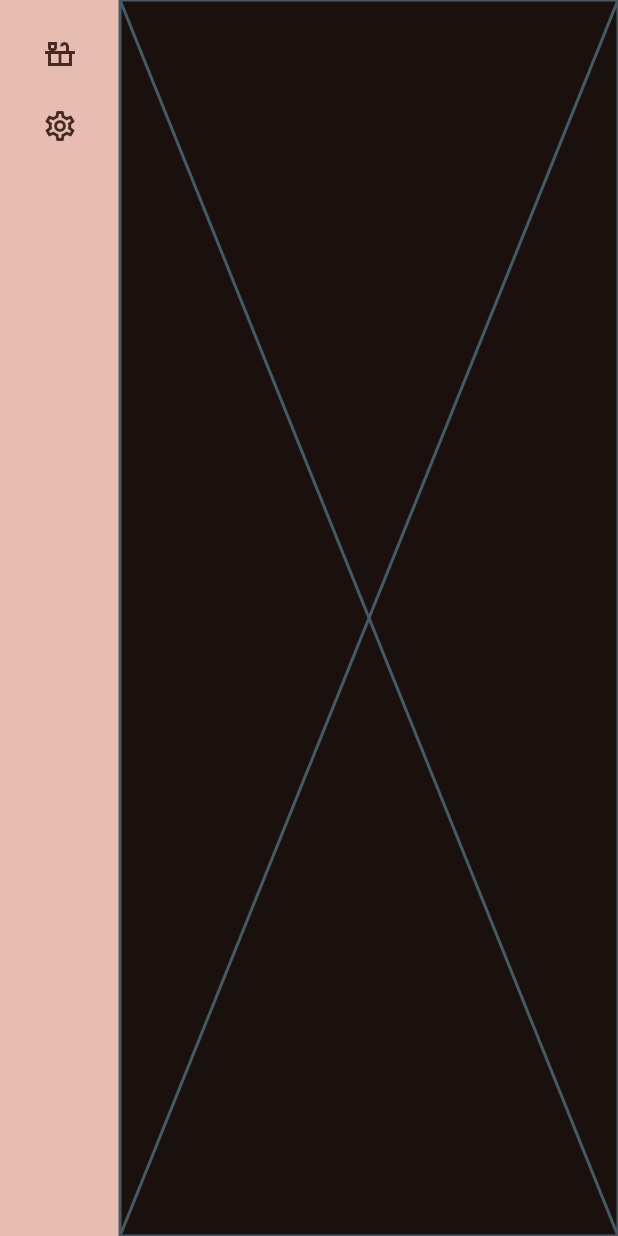
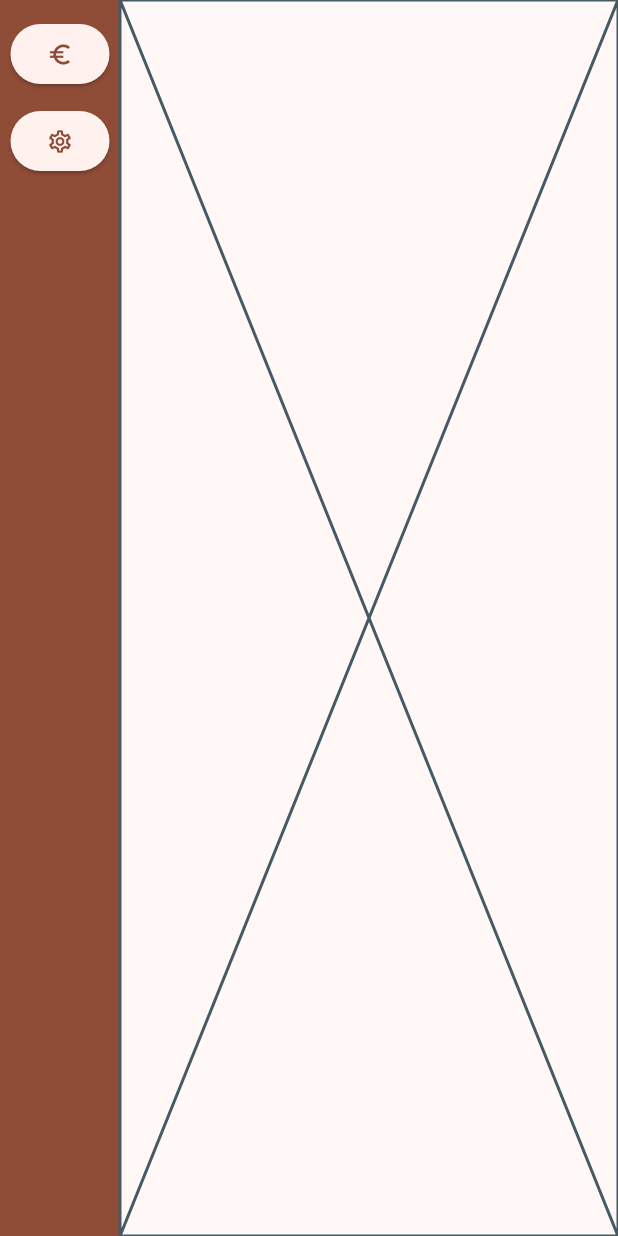
Before and after one commit to Bogghi/i-barbieri-manager, a Flutter app: the ConsoleApp screen opened by its route, on a phone screen of 412 x 824 dp. Run offline on Flutter 3.47's test engine with Material 3 defaults, Android fonts, the phone set to English and light mode, and no system bars; our stand-ins replace flutter_dotenv, font_awesome_flutter, google_fonts; missing offline and left inert: crypt, dart:html.

Commit message:
first implementation of the widgete of the console and moved routes into dedicated file

```diff
--- /dev/null
+++ b/src/frontend/lib/meta/routes.dart
@@ -0,0 +1,6 @@
+abstract class Routes {
+  static const login = '/login';
+  static const counter = '/console/counter';
+  static const reservation = '/reservation';
+  static const confirmReservation = '/confirmReservation';
+}
--- a/src/frontend/lib/pages/console/console_app.dart
+++ b/src/frontend/lib/pages/console/console_app.dart
@@ -1,42 +1,19 @@
 import "package:flutter/material.dart";
+
+import "package:frontend/pages/console/widgets/console_side_bar.dart";
 
 class ConsoleApp extends StatelessWidget {
   const ConsoleApp({super.key});
 
   @override
   Widget build(BuildContext context) {
-    return Scaffold(
+    return const Scaffold(
       body: Row(
         children: [
           // Left Side - AppBar
-          Container(
-            width: 80,
-            height: double.infinity,
-            color: Theme.of(context).colorScheme.secondary,
-            child: Padding(
-              padding: const EdgeInsets.only(top: 12),
-              child: Column(
-                children: [
-                  IconButton(
-                    icon: Icon(
-                      Icons.countertops_outlined,
-                      color: Theme.of(context).colorScheme.onSecondary,
-                    ),
-                    onPressed: () {},
-                  ),
-                  IconButton(
-                    icon: Icon(
-                      Icons.settings_outlined,
-                      color: Theme.of(context).colorScheme.onSecondary,
-                    ),
-                    onPressed: () {},
-                  ),
-                ],
-              ),
-            ),
-          ),
+          ConsoleSideBar(),
           // Right Side - Playground
-          const Expanded(
+          Expanded(
             child: Placeholder(),
           ),
         ],
--- /dev/null
+++ b/src/frontend/lib/pages/console/widgets/console_side_bar.dart
@@ -0,0 +1,36 @@
+import 'package:flutter/material.dart';
+
+class ConsoleSideBar extends StatelessWidget {
+  const ConsoleSideBar({Key? key}) : super(key: key);
+
+  @override
+  Widget build(BuildContext context) {
+    return Container(
+      width: 80,
+      height: double.infinity,
+      color: Theme.of(context).colorScheme.primary,
+      child: Padding(
+        padding: const EdgeInsets.only(top: 12),
+        child: Column(
+          children: [
+            ElevatedButton(
+              onPressed: () {},
+              child: const SizedBox(
+                height: 40,
+                child: Icon(Icons.euro_symbol_outlined)
+              ),
+            ),
+            const SizedBox(height: 10),
+            ElevatedButton(
+              onPressed: () {},
+              child: const SizedBox(
+                height: 40,
+                child: Icon(Icons.settings_outlined),
+              ),
+            ),
+          ],
+        ),
+      ),
+    );
+  }
+}
--- a/src/frontend/lib/pages/login/login_app.dart
+++ b/src/frontend/lib/pages/login/login_app.dart
@@ -1,6 +1,7 @@
 // main dependencies
 import 'package:flutter/material.dart';
 import 'package:provider/provider.dart';
+import 'package:frontend/meta/routes.dart';
 // widgets
 import 'package:frontend/pages/shared/confirmation_button.dart';
 import 'package:frontend/providers/auth_provider.dart';
@@ -17,7 +18,7 @@ class LoginApp extends StatelessWidget {
     final oauth = context.watch<AuthProvider>().oauthToken();
     WidgetsBinding.instance.addPostFrameCallback((_) {
       if(oauth != null) {
-        Navigator.pushReplacementNamed(context, '/console');
+        Navigator.pushReplacementNamed(context, Routes.counter);
       }
     });
 
--- a/src/frontend/lib/pages/reservation/reservation_app.dart
+++ b/src/frontend/lib/pages/reservation/reservation_app.dart
@@ -1,4 +1,5 @@
 import 'package:flutter/material.dart';
+import 'package:frontend/meta/routes.dart';
 import 'package:frontend/models/barber_store_service.dart';
 import 'package:frontend/providers/slot_provider.dart';
 import 'package:provider/provider.dart';
@@ -430,7 +431,7 @@ class ReservationApp extends StatelessWidget {
   void handleBooking() async {
     int? reservationId = await context.read<ReservationProvider>().book();
     if(context.mounted && reservationId != null) {
-      Navigator.pushNamed(context, '/confirmReservation');
+      Navigator.pushNamed(context, Routes.confirmReservation);
     }
   }
 }
--- a/src/frontend/lib/providers/settings_provider.dart
+++ b/src/frontend/lib/providers/settings_provider.dart
@@ -1,7 +1,7 @@
 import 'package:flutter/material.dart';
 
 class SettingsProvider extends ChangeNotifier {
-  Brightness _darkMode = Brightness.dark;
+  Brightness _darkMode = Brightness.light;
 
   SettingsProvider();
 
```
Also changed, not shown: src/frontend/lib/main.dart (+6 -5 lines), src/frontend/lib/providers/console_provider.dart (added, +7 -0 lines).
